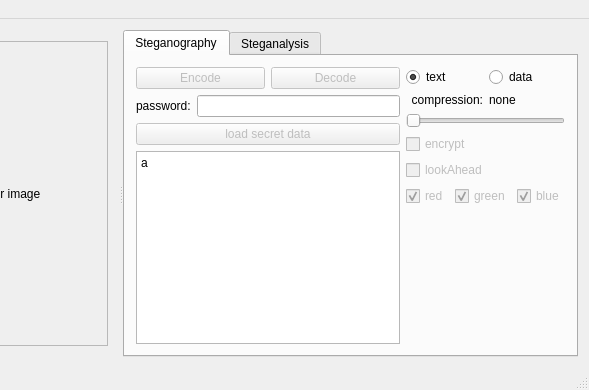
evilbateye/stegosum, file mainwindow.ui: the form before one commit; both pictures show x 327 to 916 and y 0 to 390 of the 916 by 390 pixel window.
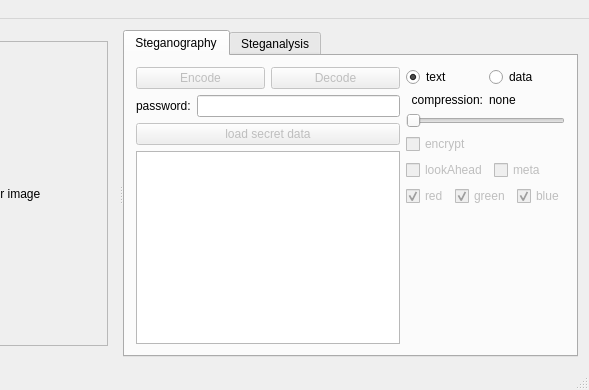
The form after the commit. Custom widgets are drawn as their Qt base class.

```diff
--- a/mainwindow.ui
+++ b/mainwindow.ui
@@ -194,7 +194,7 @@
                 <bool>true</bool>
                </property>
                <property name="plainText">
-                <string>a</string>
+                <string/>
                </property>
               </widget>
              </item>
@@ -218,6 +218,33 @@
            </item>
            <item>
             <layout class="QGridLayout" name="gridLayout_4">
+             <item row="4" column="0">
+              <layout class="QGridLayout" name="gridLayout_7">
+               <item row="1" column="0">
+                <widget class="QCheckBox" name="lookAheadRadio">
+                 <property name="enabled">
+                  <bool>false</bool>
+                 </property>
+                 <property name="text">
+                  <string>lookAhead</string>
+                 </property>
+                 <property name="checked">
+                  <bool>false</bool>
+                 </property>
+                </widget>
+               </item>
+               <item row="1" column="1">
+                <widget class="QCheckBox" name="metaCheckBox">
+                 <property name="enabled">
+                  <bool>false</bool>
+                 </property>
+                 <property name="text">
+                  <string>meta</string>
+                 </property>
+                </widget>
+               </item>
+              </layout>
+             </item>
              <item row="0" column="0">
               <layout class="QHBoxLayout" name="horizontalLayout_3">
                <item>
@@ -331,20 +358,7 @@
                </property>
               </widget>
              </item>
-             <item row="4" column="0">
-              <widget class="QCheckBox" name="lookAheadRadio">
-               <property name="enabled">
-                <bool>false</bool>
-               </property>
-               <property name="text">
-                <string>lookAhead</string>
-               </property>
-               <property name="checked">
-                <bool>false</bool>
-               </property>
-              </widget>
-             </item>
-             <item row="5" column="0">
+             <item row="6" column="0">
               <layout class="QHBoxLayout" name="horizontalLayout_6">
                <item>
                 <widget class="QCheckBox" name="red_radio">
@@ -408,7 +422,7 @@
                </item>
               </layout>
              </item>
-             <item row="6" column="0">
+             <item row="7" column="0">
               <spacer name="verticalSpacer">
                <property name="orientation">
                 <enum>Qt::Vertical</enum>
```
